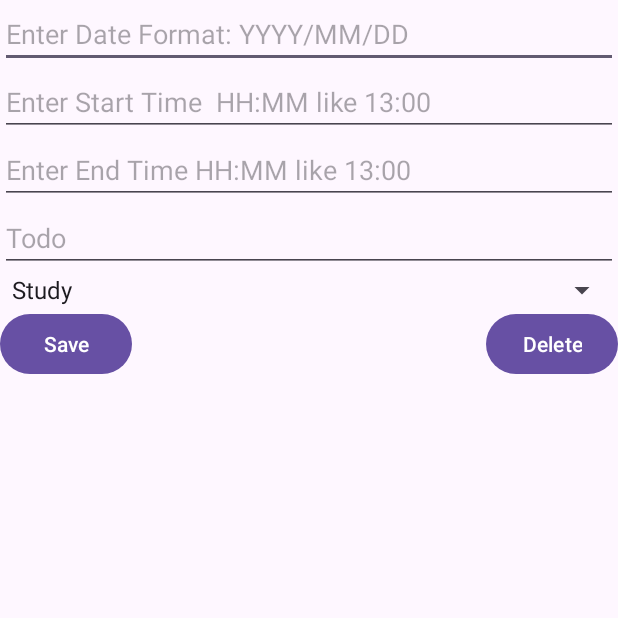
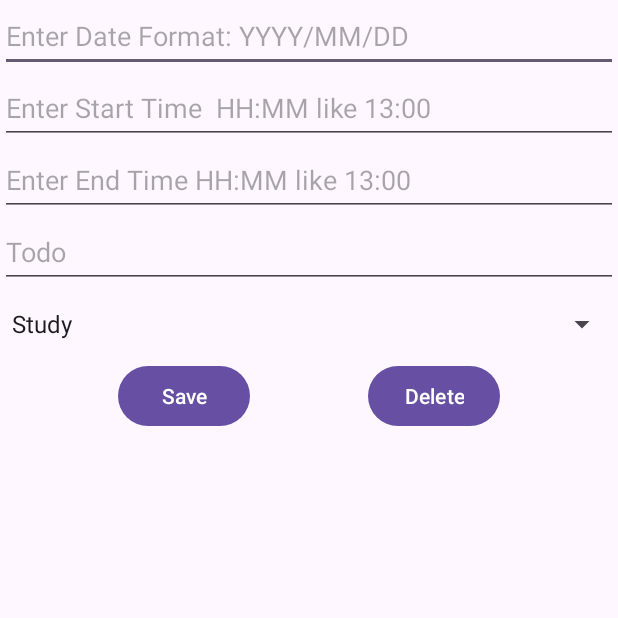
Before and after one commit to xuchenzhe531/LifeRhythms, an Android app: the noteWriting screen opened directly, with no data from a screen before it, on a phone screen of 412 x 824 dp, the top half of it. Run offline under Robolectric (Android 15) with nearby library versions, the light colour scheme and no system bars.

Commit message:
initial commit

```diff
--- a/app/src/main/res/layout/activity_main.xml
+++ b/app/src/main/res/layout/activity_main.xml
@@ -1,45 +1,47 @@
 <?xml version="1.0" encoding="utf-8"?>
 <androidx.constraintlayout.widget.ConstraintLayout xmlns:android="http://schemas.android.com/apk/res/android"
+    xmlns:app="http://schemas.android.com/apk/res-auto"
     android:layout_width="match_parent"
     android:layout_height="match_parent"
-    xmlns:app="http://schemas.android.com/apk/res-auto"
     android:padding="16dp">
 
     <EditText
         android:id="@+id/username"
         android:layout_width="0dp"
         android:layout_height="wrap_content"
-        android:minHeight="48dp"
+        android:layout_centerInParent="true"
         android:hint="Username"
         android:inputType="text"
-        android:layout_centerInParent="true"
-        app:layout_constraintTop_toTopOf="parent"
+        android:minHeight="48dp"
         app:layout_constraintBottom_toTopOf="@id/password"
+        app:layout_constraintEnd_toEndOf="parent"
+        app:layout_constraintHorizontal_bias="0.093"
         app:layout_constraintStart_toStartOf="parent"
-        app:layout_constraintEnd_toEndOf="parent" />
+        app:layout_constraintTop_toTopOf="parent" />
 
     <EditText
         android:id="@+id/password"
         android:layout_width="0dp"
         android:layout_height="wrap_content"
-        android:minHeight="48dp"
+        android:layout_marginTop="16dp"
         android:hint="Password"
         android:inputType="textPassword"
-        android:layout_marginTop="16dp"
-        app:layout_constraintTop_toBottomOf="@id/username"
+        android:minHeight="48dp"
         app:layout_constraintBottom_toTopOf="@id/login"
+        app:layout_constraintEnd_toEndOf="parent"
         app:layout_constraintStart_toStartOf="parent"
-        app:layout_constraintEnd_toEndOf="parent" />
+        app:layout_constraintTop_toBottomOf="@id/username" />
 
     <Button
         android:id="@+id/login"
         android:layout_width="wrap_content"
         android:layout_height="wrap_content"
+        android:layout_marginTop="20dp"
         android:text="Login"
-        android:layout_marginTop="20dp"
-        app:layout_constraintTop_toBottomOf="@id/password"
+        app:layout_constraintBottom_toBottomOf="parent"
+        app:layout_constraintEnd_toEndOf="parent"
+        app:layout_constraintHorizontal_bias="0.498"
         app:layout_constraintStart_toStartOf="parent"
-        app:layout_constraintEnd_toEndOf="parent"
-        app:layout_constraintBottom_toBottomOf="parent"/>
+        app:layout_constraintTop_toBottomOf="@id/password" />
 
 </androidx.constraintlayout.widget.ConstraintLayout>
--- a/app/src/main/res/layout/activity_note_writing.xml
+++ b/app/src/main/res/layout/activity_note_writing.xml
@@ -1,59 +1,76 @@
 <?xml version="1.0" encoding="utf-8"?>
-<RelativeLayout xmlns:android="http://schemas.android.com/apk/res/android"
+<androidx.constraintlayout.widget.ConstraintLayout xmlns:android="http://schemas.android.com/apk/res/android"
     android:layout_width="match_parent"
-    android:layout_height="match_parent">
+    android:layout_height="match_parent"
+    xmlns:app="http://schemas.android.com/apk/res-auto">
 
-<!--    <EditText-->
-<!--        android:id="@+id/noteEditText"-->
-<!--        android:layout_width="match_parent"-->
-<!--        android:layout_height="wrap_content"-->
-<!--        android:hint="Enter your note here"/>-->
     <EditText
         android:id="@+id/dateEditText"
-        android:layout_width="match_parent"
+        android:layout_width="0dp"
         android:layout_height="wrap_content"
-        android:hint="Enter Date Format: YYYY/MM/DD"/>
+        android:minHeight="48dp"
+        android:hint="Enter Date Format: YYYY/MM/DD"
+        app:layout_constraintTop_toTopOf="parent"
+        app:layout_constraintStart_toStartOf="parent"
+        app:layout_constraintEnd_toEndOf="parent"/>
 
     <EditText
         android:id="@+id/startTimeEditText"
-        android:layout_width="match_parent"
+        android:layout_width="0dp"
         android:layout_height="wrap_content"
-        android:layout_below="@id/dateEditText"
-        android:hint="Enter Start Time  HH:MM like 13:00"/>
+        android:minHeight="48dp"
+        android:hint="Enter Start Time  HH:MM like 13:00"
+        app:layout_constraintTop_toBottomOf="@id/dateEditText"
+        app:layout_constraintStart_toStartOf="parent"
+        app:layout_constraintEnd_toEndOf="parent"/>
 
     <EditText
         android:id="@+id/endTimeEditText"
-        android:layout_width="match_parent"
+        android:layout_width="0dp"
         android:layout_height="wrap_content"
-        android:layout_below="@id/startTimeEditText"
-        android:hint="Enter End Time HH:MM like 13:00"/>
+        android:minHeight="48dp"
+        android:hint="Enter End Time HH:MM like 13:00"
+        app:layout_constraintTop_toBottomOf="@id/startTimeEditText"
+        app:layout_constraintStart_toStartOf="parent"
+        app:layout_constraintEnd_toEndOf="parent"/>
 
     <EditText
         android:id="@+id/todoEditText"
-        android:layout_width="match_parent"
+        android:layout_width="0dp"
         android:layout_height="wrap_content"
-        android:layout_below="@id/endTimeEditText"
-        android:hint="Todo"/>
+        android:minHeight="48dp"
+        android:hint="Todo"
+        app:layout_constraintTop_toBottomOf="@id/endTimeEditText"
+        app:layout_constraintStart_toStartOf="parent"
+        app:layout_constraintEnd_toEndOf="parent"/>
 
     <Spinner
         android:id="@+id/categorySpinner"
-        android:layout_width="match_parent"
+        android:layout_width="0dp"
         android:layout_height="wrap_content"
-        android:layout_below="@id/todoEditText"/>
+        android:minHeight="48dp"
+        app:layout_constraintTop_toBottomOf="@id/todoEditText"
+        app:layout_constraintStart_toStartOf="parent"
+        app:layout_constraintEnd_toEndOf="parent"/>
 
     <Button
         android:id="@+id/saveButton"
         android:layout_width="wrap_content"
         android:layout_height="wrap_content"
+        android:minHeight="48dp"
         android:text="Save"
-        android:layout_below="@id/categorySpinner"
-        android:layout_alignParentStart="true"/>
+        app:layout_constraintTop_toBottomOf="@id/categorySpinner"
+        app:layout_constraintStart_toStartOf="parent"
+        app:layout_constraintEnd_toStartOf="@id/deleteButton"/>
 
     <Button
         android:id="@+id/deleteButton"
         android:layout_width="wrap_content"
         android:layout_height="wrap_content"
+        android:minHeight="48dp"
         android:text="Delete"
-        android:layout_below="@id/categorySpinner"
-        android:layout_alignParentEnd="true"/>
-</RelativeLayout>
+        app:layout_constraintTop_toBottomOf="@id/categorySpinner"
+        app:layout_constraintStart_toEndOf="@id/saveButton"
+        app:layout_constraintEnd_toEndOf="parent"/>
+
+</androidx.constraintlayout.widget.ConstraintLayout>
--- a/app/src/main/res/layout/activity_timer.xml
+++ b/app/src/main/res/layout/activity_timer.xml
@@ -24,6 +24,7 @@
         android:text="It is recommended that you could take a 10-minutes break after you work 40 minutes."
         android:textAlignment="center"
         android:textSize="18sp" />
+
     <TimePicker
         android:id="@+id/timePicker"
         android:layout_width="wrap_content"
```
